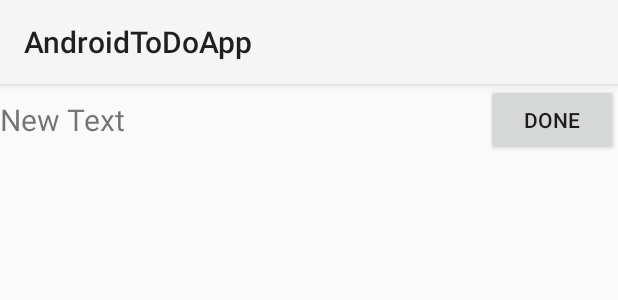
After one commit to frenchbread/Android-ToDoApp, an Android app: the layout task_view.xml on its own in the app's theme, with its tools: preview values and no code run, on a phone screen of 412 x 824 dp. The commit adds this screen. Shown: the top 300 px of the screen. Run offline under Robolectric (Android 15) with nearby library versions, the phone set to English and light mode, and no system bars.

Commit message:
todo app init

```diff
--- /dev/null
+++ b/app/src/main/res/layout/task_view.xml
@@ -0,0 +1,29 @@
+<?xml version="1.0" encoding="utf-8"?>
+<RelativeLayout xmlns:android="http://schemas.android.com/apk/res/android"
+    android:layout_width="match_parent" android:layout_height="match_parent">
+
+    <TextView
+        android:layout_width="wrap_content"
+        android:layout_height="wrap_content"
+        android:text="New Text"
+        android:id="@+id/taskTextView"
+        android:layout_alignParentTop="true"
+        android:layout_alignParentLeft="true"
+        android:layout_alignParentStart="true"
+        android:textSize="20dp"
+        android:layout_toLeftOf="@+id/doneButton"
+        android:layout_alignBottom="@+id/doneButton"
+        android:gravity="center_vertical" />
+
+    <Button
+        android:layout_width="wrap_content"
+        android:layout_height="wrap_content"
+        android:text="Done"
+        android:id="@+id/doneButton"
+        android:layout_alignParentTop="true"
+        android:layout_alignParentRight="true"
+        android:layout_alignParentEnd="true"
+        android:onClick="onDoneButtonClick"
+        />
+
+</RelativeLayout>
--- a/app/src/main/res/menu/menu_main.xml
+++ b/app/src/main/res/menu/menu_main.xml
@@ -1,5 +1,5 @@
 <menu xmlns:android="http://schemas.android.com/apk/res/android"
     xmlns:tools="http://schemas.android.com/tools" tools:context=".MainActivity">
-    <item android:id="@+id/action_settings" android:title="@string/action_settings"
+    <item android:id="@+id/action_add_task" android:title="Add Task"
         android:orderInCategory="100" android:showAsAction="never" />
 </menu>
```
Also changed, not shown: app/src/main/java/damir/android_todoapp/com/androidtodoapp/MainActivity.java (+88 -2 lines), app/src/main/java/damir/android_todoapp/com/androidtodoapp/db/Task.java (added, +18 -0 lines), app/src/main/java/damir/android_todoapp/com/androidtodoapp/db/TaskDBHelper.java (added, +35 -0 lines), app/src/main/res/layout/activity_main.xml (+6 -2 lines), 1 other file.
